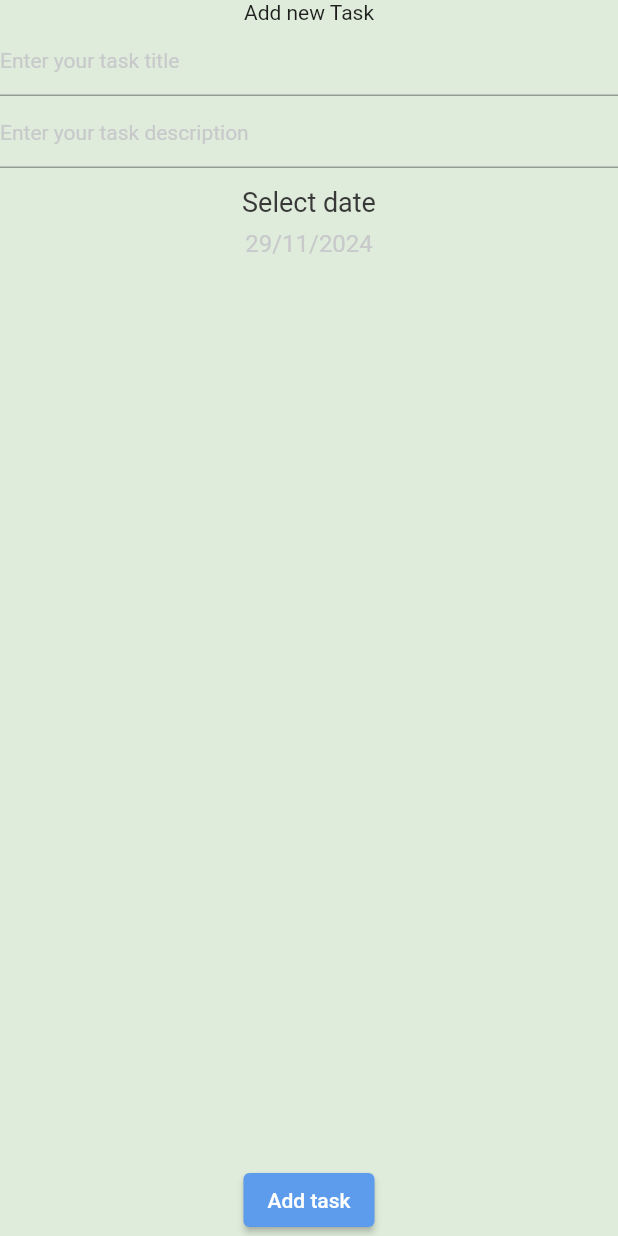
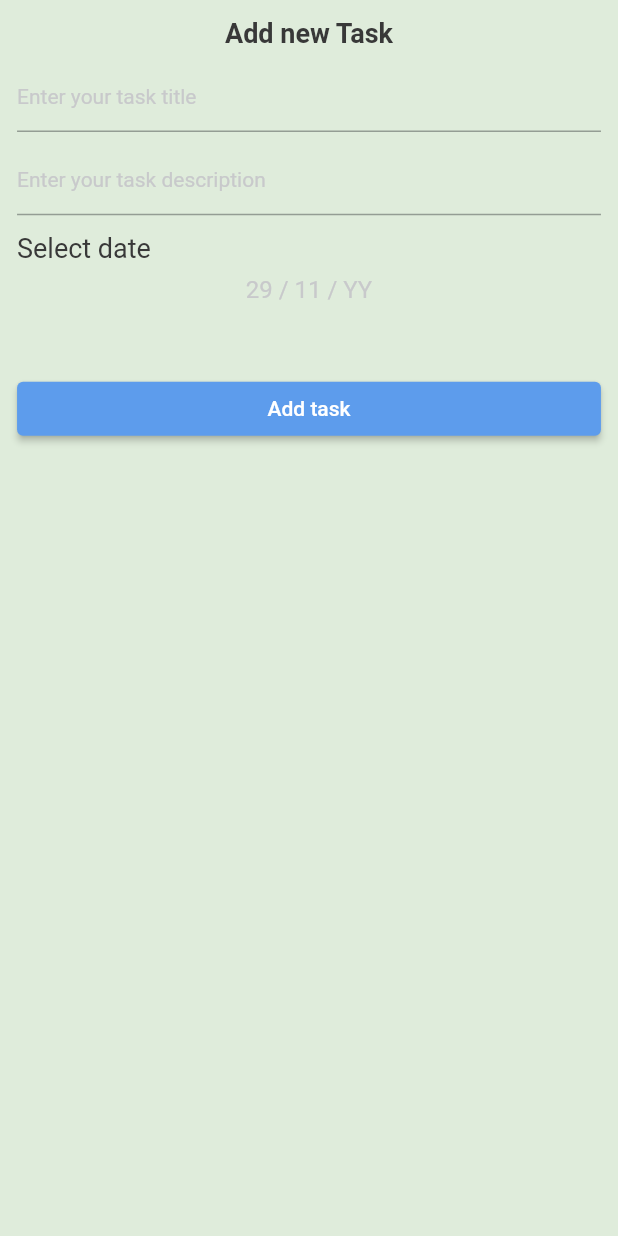
Before and after one commit to SalmaAshraf14/todo_app, a Flutter app: the TaskBottomSheet widget shown alone on an empty page, opened directly, after a tap on "Add task", on a phone screen of 412 x 824 dp. Run offline on Flutter 3.47's test engine with Material 3 defaults, Android fonts, the phone set to English and light mode, and no system bars; our stand-ins replace cloud_firestore, easy_date_timeline, firebase_core, flutter_screenutil, flutter_slidable; accounts and stored records are empty.

```diff
--- a/lib/core/utils/app_styles.dart
+++ b/lib/core/utils/app_styles.dart
@@ -29,5 +29,16 @@ class AppLightStyles {
       fontSize: 12,
       fontWeight: FontWeight.normal,
       color: ColorsManager.blackAccent);
-
+  static TextStyle? calenderSelectedItem = TextStyle(
+      fontSize: 15, fontWeight: FontWeight.w400, color: ColorsManager.blue);
+  static TextStyle? calenderUnSelectedItem = TextStyle(
+      fontSize: 15, fontWeight: FontWeight.w400, color: ColorsManager.black);
+  static TextStyle? title = TextStyle(
+      fontSize: 16, fontWeight: FontWeight.w500, color: ColorsManager.white);
+  static TextStyle? hint = TextStyle(
+      fontSize: 14,
+      fontWeight: FontWeight.w300,
+      color: ColorsManager.black.withOpacity(0.7));
+  static TextStyle? buttonTitle = TextStyle(
+      fontSize: 14, fontWeight: FontWeight.w600, color: Colors.blue.shade900);
 }
--- a/lib/core/utils/date_utils.dart
+++ b/lib/core/utils/date_utils.dart
@@ -1,3 +1,18 @@
-extension DateFormat on DateTime {
-  String get toFormattedDate => '$day/$month/$year';
+import 'package:intl/intl.dart';
+
+extension DateEx on DateTime {
+  String get toFormattedDate {
+    DateFormat formatter = DateFormat('dd / MM / YY');
+    return formatter.format(this);
+  }
+
+  // String get dayName{
+  //   List<String> days = ['MON', 'TUE', 'WEN', 'THS', 'FRI','SAT', 'SUN'];
+  //   return days[weekday - 1];
+  // }
+
+  String get getDayName {
+    DateFormat formatter = DateFormat('E');
+    return formatter.format(this);
+  }
 }
--- /dev/null
+++ b/lib/datebase_manager/model/date_dm.dart
@@ -0,0 +1,32 @@
+class TodoDM {
+  static const String collectionName = 'todo';
+  String id;
+  String title;
+  String description;
+  DateTime dateTime;
+  bool isDone;
+
+  TodoDM(
+      {required this.id,
+      required this.title,
+      required this.description,
+      required this.dateTime,
+      required this.isDone});
+
+  Map<String, dynamic> toFireStore() => {
+        'id': id,
+        'title': title,
+        'description': description,
+        'dateTime': dateTime,
+        'isDone': isDone,
+      };
+
+  TodoDM.formFireStore(Map<String, dynamic> date)
+      : this(
+          id: date['id'],
+          title: date['title'],
+          description: date['description'],
+          dateTime: date['dateTime'].toDate(),
+          isDone: date['isDone'],
+        );
+}
--- a/lib/presetation/screen/home/tasks_bottom_sheet/task_dottom_sheet.dart
+++ b/lib/presetation/screen/home/tasks_bottom_sheet/task_dottom_sheet.dart
@@ -1,6 +1,8 @@
+import 'package:cloud_firestore/cloud_firestore.dart';
 import 'package:flutter/material.dart';
+import 'package:flutter_screenutil/flutter_screenutil.dart';
 import 'package:todoo_app/core/utils/date_utils.dart';
-
+import 'package:todoo_app/datebase_manager/model/date_dm.dart';
 
 import '../../../../core/utils/app_styles.dart';
 
@@ -9,37 +11,62 @@ class TaskBottomSheet extends StatefulWidget {
 
   @override
   State<TaskBottomSheet> createState() => _TaskBottomSheetState();
+
+  static void show(BuildContext context) => {
+        showModalBottomSheet(
+            context: context,
+            builder: (context) {
+              return Padding(
+                padding: MediaQuery.of(context).viewInsets,
+                child: TaskBottomSheet(),
+              );
+            }),
+      };
 }
 
 class _TaskBottomSheetState extends State<TaskBottomSheet> {
   DateTime selectedDate = DateTime.now();
+  TextEditingController titleController = TextEditingController();
+  TextEditingController descriptionController = TextEditingController();
 
   @override
   Widget build(BuildContext context) {
     return Container(
+      height: 325.h,
+      padding: REdgeInsets.all(12),
       child: Column(
+        crossAxisAlignment: CrossAxisAlignment.stretch,
         children: [
-          Text('Add new Task'),
+          Text(
+            'Add new Task',
+            textAlign: TextAlign.center,
+            style: AppLightStyles.bottomSheetTitle,
+          ),
+          SizedBox(height: 8.h),
           TextFormField(
+            controller: titleController,
             decoration: InputDecoration(
               hintText: 'Enter your task title',
               hintStyle: AppLightStyles.hintStyle,
             ),
-
+          ),
+          SizedBox(
+            height: 8.h,
           ),
           TextFormField(
+            controller: descriptionController,
             decoration: InputDecoration(
               hintText: 'Enter your task description',
               hintStyle: AppLightStyles.hintStyle,
             ),
           ),
-          SizedBox(height: 12),
+          SizedBox(height: 12.h),
           Text(
             'Select date',
             style: AppLightStyles.dateLabel,
           ),
           SizedBox(
-            height: 8,
+            height: 8.h,
           ),
           InkWell(
               onTap: () {
@@ -52,28 +79,55 @@ class _TaskBottomSheetState extends State<TaskBottomSheet> {
               )),
           Spacer(),
           ElevatedButton(
-              onPressed: () {},
+              onPressed: () {
+                addTaskToFireStore();
+              },
               child: Text('Add task'))
         ],
-
-
       ),
     );
   }
 
-  static Widget show() => TaskBottomSheet();
-
-
   void showTaskDatePicker() async {
     selectedDate = await showDatePicker(
-      //selectableDayPredicate: (date) => date. != 20 && date.day != 21,
-      context: context,
-      initialDate: DateTime.now(),
-      firstDate: DateTime.now(),
-      lastDate: DateTime.now().add(Duration(days: 365)),
-    ) ?? selectedDate;
+          //selectableDayPredicate: (date) => date. != 20 && date.day != 21,
+          context: context,
+          initialDate: DateTime.now(),
+          firstDate: DateTime.now(),
+          lastDate: DateTime.now().add(Duration(days: 365)),
+        ) ??
+        selectedDate;
 
     setState(() {});
   }
 
+  addTaskToFireStore() {
+    CollectionReference collectionReference =
+        FirebaseFirestore.instance.collection(TodoDM.collectionName);
+    DocumentReference documentReference = collectionReference.doc();
+    TodoDM todo = TodoDM(
+      id: documentReference.id,
+      title: titleController.text,
+      description: descriptionController.text,
+      dateTime: selectedDate,
+      isDone: false,
+    );
+    documentReference
+        .set(todo.toFireStore())
+        .then(
+          (_) {},
+        )
+        .onError(
+          (error, stackTrace) {},
+        )
+        .timeout(
+      const Duration(milliseconds: 500),
+      onTimeout: () {
+        print('enter timeout');
+        if (context.mounted) {
+          Navigator.pop(context);
+        }
+      },
+    );
+  }
 }
```
Also changed, not shown: lib/main.dart (+8 -1 lines), lib/my_app.dart (+12 -7 lines), lib/presetation/screen/home/home_screen.dart (+3 -7 lines), lib/presetation/screen/home/tabs/tasks_tab/task_tab.dart (+76 -39 lines), lib/presetation/screen/home/tabs/tasks_tab/widgets/task_item.dart (+18 -7 lines), pubspec.yaml (+6 -1 lines), firebase.json (added), lib/firebase_options.dart (added), pubspec.lock, 68 other files.
